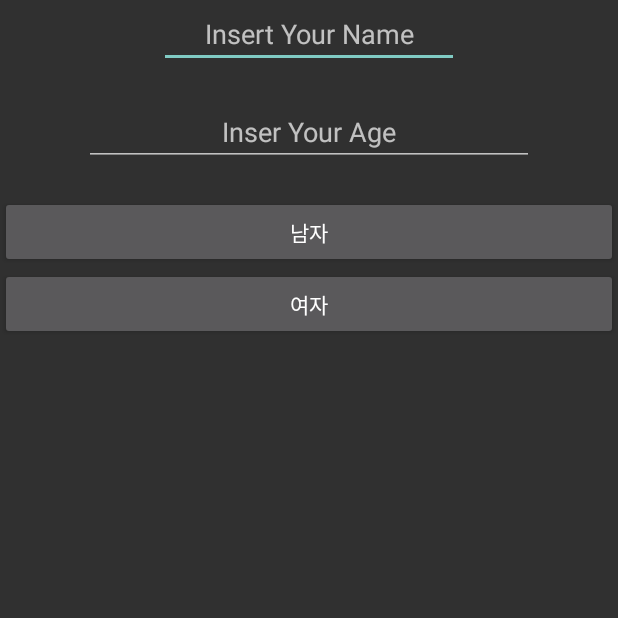
After one commit to a1216843/-, an Android app: the StoreTestActivity screen opened directly, with no data from a screen before it, on a phone screen of 412 x 824 dp, the top half of it. The commit adds this screen. Run offline under Robolectric (Android 15) with nearby library versions, the phone set to English and light mode, and no system bars; our stand-ins replace Firebase (no records; nobody signed in at launch, a user with empty details on screens opened directly).

Commit message:
5_31_Update

```diff
--- a/우리지금만나/app/build.gradle
+++ b/우리지금만나/app/build.gradle
@@ -5,8 +5,9 @@ android {
     compileSdkVersion 29
     defaultConfig {
         applicationId "com.example.morta.where"
-        minSdkVersion 16
+        minSdkVersion 21
         targetSdkVersion 29
+        multiDexEnabled true
         versionCode 1
         versionName "1.0"
         testInstrumentationRunner "android.support.test.runner.AndroidJUnitRunner"
@@ -29,6 +30,7 @@ dependencies {
     androidTestImplementation 'com.android.support.test:runner:1.0.2'
     androidTestImplementation 'com.android.support.test.espresso:espresso-core:3.0.2'
     implementation 'com.google.firebase:firebase-database:18.0.0'
+    implementation 'com.google.firebase:firebase-firestore:21.2.1'
     implementation 'com.google.android.material:material:1.1.0-alpha09'
     implementation 'com.google.firebase:firebase-auth:18.0.0'
     implementation 'com.google.android.gms:play-services-auth:17.0.0'
--- a/우리지금만나/app/src/main/AndroidManifest.xml
+++ b/우리지금만나/app/src/main/AndroidManifest.xml
@@ -12,7 +12,7 @@
 
         <meta-data
             android:name="com.google.android.geo.API_KEY"
-            android:value="Where_API_KEY" />
+            android:value="Where_API" />
 
         <activity android:name=".MainActivity" >
             <intent-filter>
@@ -23,6 +23,7 @@
         </activity>
         <activity android:name=".MapsActivity"
             android:screenOrientation="portrait"/>
+        <activity android:name=".StoreTestActivity"/>
         <activity
             android:name=".ChatActivity" />
         <uses-library android:name="org.apache.http.legacy" android:required="false"/>
--- a/우리지금만나/app/src/main/java/com/example/morta/where/MainActivity.java
+++ b/우리지금만나/app/src/main/java/com/example/morta/where/MainActivity.java
@@ -26,9 +26,13 @@ public class MainActivity extends AppCompatActivity {
             public void onClick(View v)
             {
                 Intent intent = new Intent(MainActivity.this, com.example.morta.where.LogInActivity.class);
+                //Intent란 앱 컴포넌트가 무엇을 할 것인지를 담는 메시지 객체로 다른 액티비티, 서비스 등을 실행하거나 데이터를 주고 받기 위한 용도로 사용
                 startActivity(intent);
             }
         });
+        //MainActivity는 AppCompatActivity를 상속하는 클래스이며, onCreate에 대한 Override는 매개변수로 Bundle savedInstanceState를 받아 이루어진다.
+        //super는 자신이 아닌 부모클래스의 메소드를 사용하기 위한 예약어로 super.onCreate(savedInstanceState)는 부모클래스인 AppCompatActivity의 onCreate메소드에 savedInstanceState를 매개변수로 넣어 사용하겠다는 뜻
+
 
     }
 
--- /dev/null
+++ b/우리지금만나/app/src/main/java/com/example/morta/where/StoreTestActivity.java
@@ -0,0 +1,88 @@
+package com.example.morta.where;
+
+import android.content.Intent;
+
+import androidx.annotation.NonNull;
+import androidx.appcompat.app.AppCompatActivity;
+import android.os.Bundle;
+import android.util.Log;
+import android.view.View;
+import android.widget.ArrayAdapter;
+import android.widget.Button;
+import android.widget.EditText;
+import android.widget.ListView;
+
+import com.google.android.gms.tasks.OnFailureListener;
+import com.google.android.gms.tasks.OnSuccessListener;
+import com.google.firebase.database.ChildEventListener;
+import com.google.firebase.database.DataSnapshot;
+import com.google.firebase.database.DatabaseError;
+import com.google.firebase.database.DatabaseReference;
+import com.google.firebase.database.FirebaseDatabase;
+import com.google.firebase.firestore.DocumentReference;
+import com.google.firebase.firestore.FirebaseFirestore;
+
+import java.util.HashMap;
+import java.util.Map;
+
+
+public class StoreTestActivity extends AppCompatActivity {
+
+    private  EditText NAME, AGE;
+    private Button M_button, W_button;
+    private static final String TAG = "StoreTestActivity";
+
+    private FirebaseFirestore db = FirebaseFirestore.getInstance();
+
+    @Override
+    protected  void onCreate(Bundle saveInstanceState) {
+        super.onCreate(saveInstanceState);
+        setContentView(R.layout.activity_test);
+
+        M_button = (Button)findViewById(R.id.M_button);
+        W_button = (Button)findViewById(R.id.W_button);
+        NAME = (EditText)findViewById(R.id.user_name);
+        AGE = (EditText)findViewById(R.id.user_age);
+
+        M_button.setOnClickListener(new View.OnClickListener() {
+            @Override
+            public void onClick(View v) {
+                Map<String, Object> user = new HashMap<>();
+                user.put("name", NAME.getText().toString());
+                user.put("age", AGE.getText().toString());
+                db.collection("users")
+                        .add(user)
+                        .addOnSuccessListener(new OnSuccessListener<DocumentReference>() {
+                            @Override
+                            public void onSuccess(DocumentReference documentReference) {
+                                Log.d(TAG, "DocumentSnapshot added with ID: " + documentReference.getId());
+                            }
+                        })
+                        .addOnFailureListener(new OnFailureListener() {
+                            @Override
+                            public void onFailure(@NonNull Exception e) {
+                                Log.w(TAG, "Error adding document", e);
+                            }
+                        });
+                /*intent.putExtra("user_name", NAME.getText().toString());
+                intent.putExtra("user_name", AGE.getText().toString());
+                intent.putExtra("user_sex", true);*/
+                Intent intent = new Intent(StoreTestActivity.this, StartActivity.class);
+                startActivity(intent);
+                finish();
+            }
+        });
+
+        W_button.setOnClickListener(new View.OnClickListener() {
+            @Override
+            public void onClick(View v) {
+                Intent intent = new Intent(StoreTestActivity.this , StartActivity.class);
+                intent.putExtra("user_name", NAME.getText().toString());
+                intent.putExtra("user_name", AGE.getText().toString());
+                intent.putExtra("user_sex", false);
+                startActivity(intent);
+                finish();
+            }
+        });
+    }
+}
--- /dev/null
+++ b/우리지금만나/app/src/main/res/layout/activity_test.xml
@@ -0,0 +1,37 @@
+<?xml version="1.0" encoding="utf-8"?>
+<LinearLayout xmlns:android="http://schemas.android.com/apk/res/android"
+    android:orientation="vertical" android:layout_width="match_parent"
+    android:layout_height="match_parent">
+
+    <EditText
+        android:id="@+id/user_name"
+        android:layout_width="200dp"
+        android:layout_height="wrap_content"
+        android:layout_gravity="center"
+        android:layout_marginBottom="20dp"
+        android:gravity="center"
+        android:hint="Insert Your Name"
+        android:inputType="textPersonName" />
+
+    <EditText
+        android:id="@+id/user_age"
+        android:layout_width="300dp"
+        android:layout_height="wrap_content"
+        android:layout_gravity="center"
+        android:layout_marginBottom="20dp"
+        android:gravity="center"
+        android:hint="Inser Your Age"
+        android:inputType="textPersonName" />
+
+    <Button
+        android:id="@+id/M_button"
+        android:layout_width="match_parent"
+        android:layout_height="wrap_content"
+        android:text="남자" />
+
+    <Button
+        android:id="@+id/W_button"
+        android:layout_width="match_parent"
+        android:layout_height="wrap_content"
+        android:text="여자" />
+</LinearLayout>
```
Also changed, not shown: 우리지금만나/app/src/main/java/com/example/morta/where/LogInActivity.java (+6 -6 lines), 우리지금만나/app/src/main/java/com/example/morta/where/StartActivity.java (+4 -5 lines), 우리지금만나/app/src/main/res/layout/activity_login.xml (+3 -4 lines), 2 other files.
